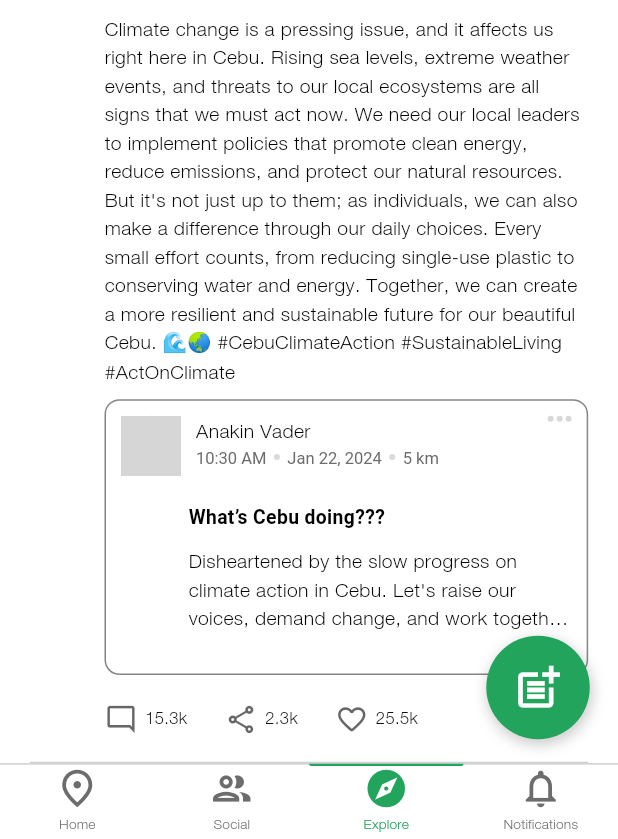
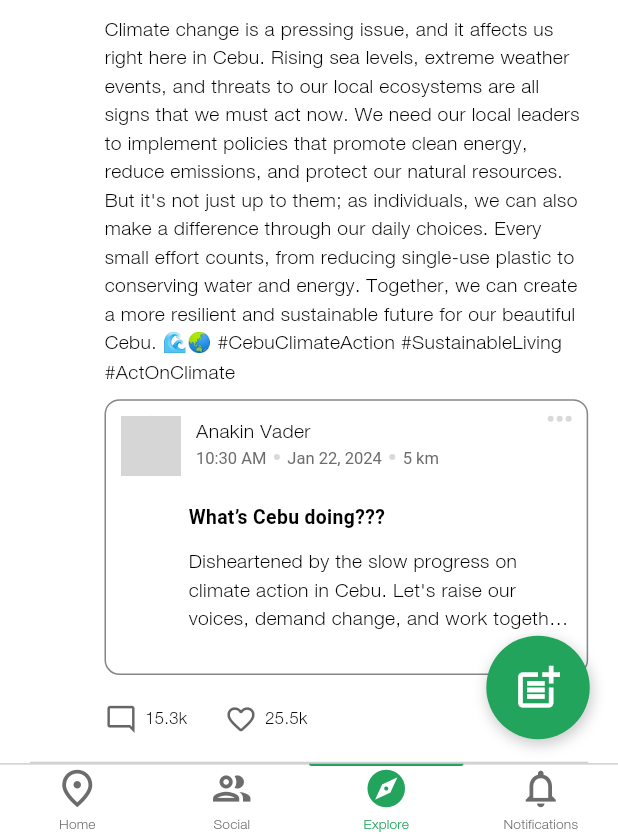
Before and after one commit to billanakin/GreenIt_app, a Flutter app: the screen it shows after launch, item 3 of the bottom bar chosen, scrolled down 1365 dp, on a phone screen of 412 x 824 dp, the part 397-1236 px from its top. Run offline on Flutter 3.47's test engine with Material 3 defaults, Android fonts, the phone set to English and light mode, and no system bars; our stand-ins replace flutter_svg, form_field_validator, google_maps_flutter, step_progress_indicator; Roboto replaces fonts that are missing (Helvetica); grey boxes are pictures that could not be loaded.

Commit message:
Integrated Conditional Quote Widget For Shared Post

```diff
--- a/lib/components/posts/post_interaction_bar.dart
+++ b/lib/components/posts/post_interaction_bar.dart
@@ -50,6 +50,10 @@ class _PostInteractionBarState extends State<PostInteractionBar> {
           ),
         ),
         const HorizontalSpacing(of: 25),
+        if (!(widget.post.postConstructorType ==
+            PostConstructorType.sharedPost))
+          Row(
+            children: [
               GestureDetector(
                 onTap: () {
                   quoteModalBottomSheet(context, widget.post);
@@ -72,6 +76,8 @@ class _PostInteractionBarState extends State<PostInteractionBar> {
                 ),
               ),
               const HorizontalSpacing(of: 25),
+            ],
+          ),
         GestureDetector(
           onTap: () {
             setState(() {
```
Lines whose indentation alone changed are shown as unchanged.
